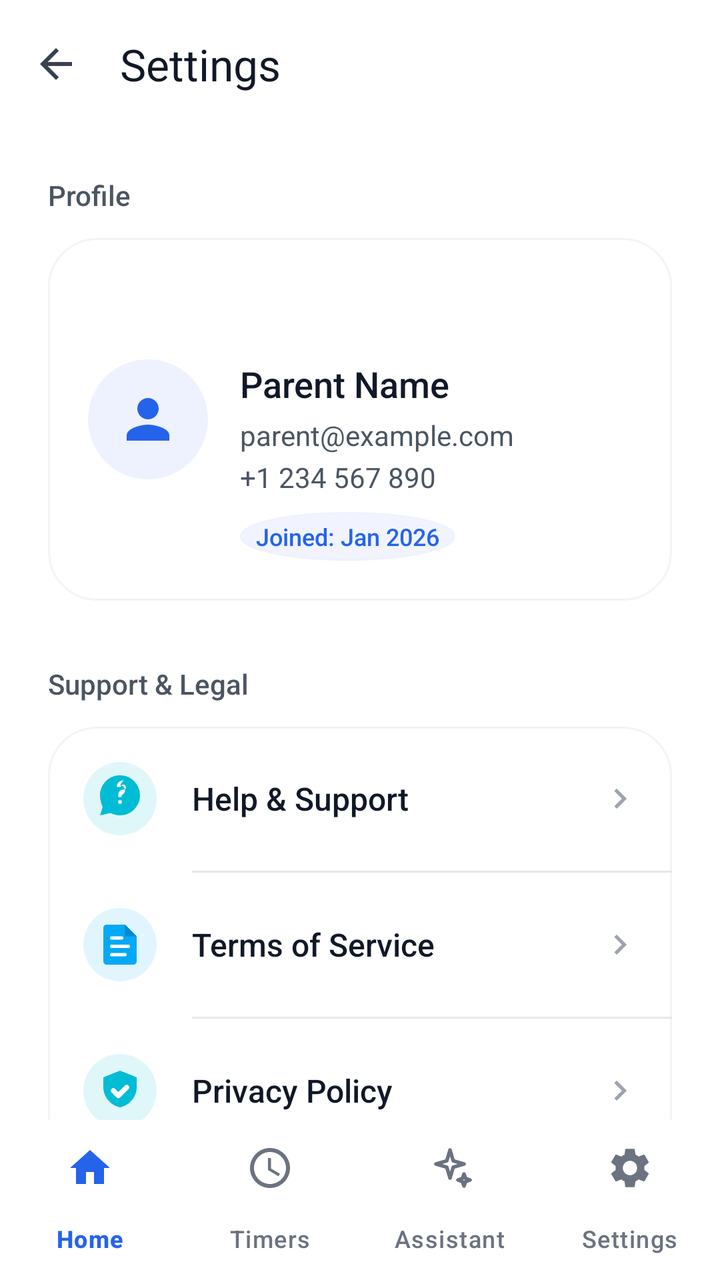
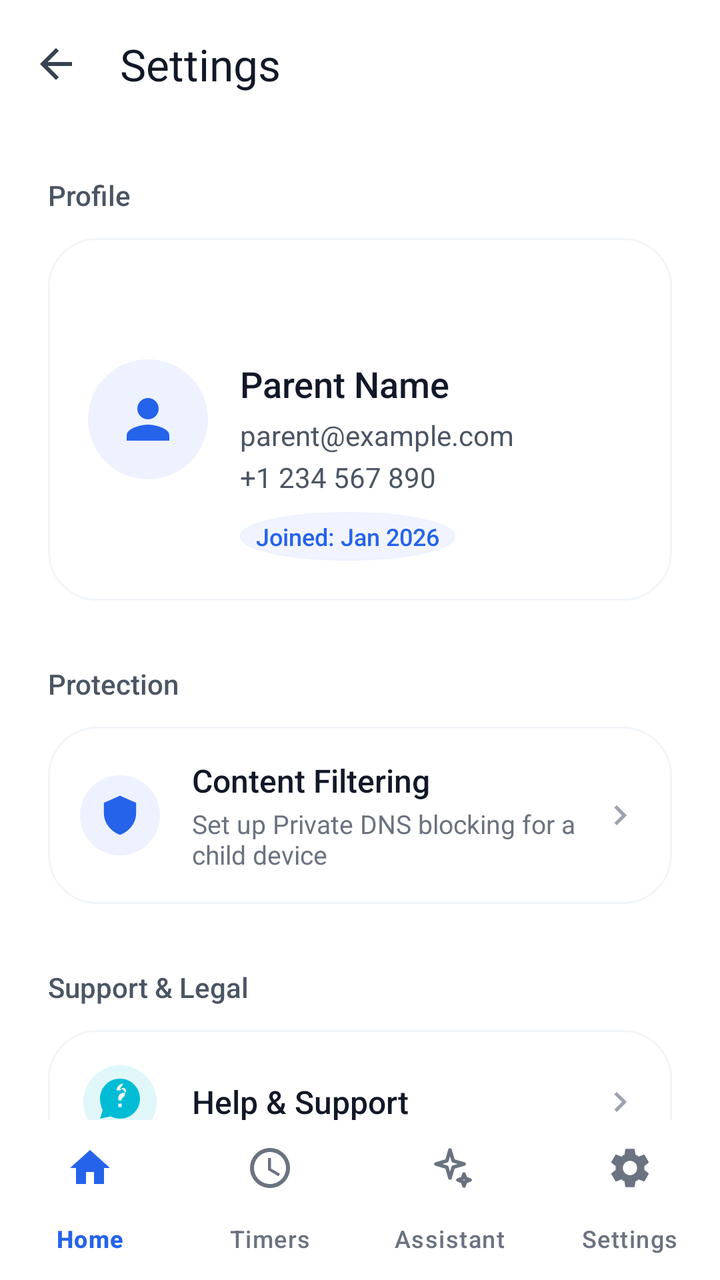

Compare the two renders of this Android layout. The source of the first and the diff that turns it into the second are given below.
<!-- AndroidManifest.xml: activity theme Theme.Master2.NoActionBar -->
<!-- res/layout/activity_parent_settings.xml -->
<?xml version="1.0" encoding="utf-8"?>
<androidx.coordinatorlayout.widget.CoordinatorLayout xmlns:android="http://schemas.android.com/apk/res/android"
    xmlns:app="http://schemas.android.com/apk/res-auto"
    xmlns:tools="http://schemas.android.com/tools"
    android:layout_width="match_parent"
    android:layout_height="match_parent"
    android:background="@android:color/white"
    android:fitsSystemWindows="true"
    tools:context=".ParentSettingsActivity">

    <com.google.android.material.appbar.AppBarLayout
        android:layout_width="match_parent"
        android:layout_height="wrap_content"
        android:background="@android:color/white"
        app:elevation="0dp">

        <androidx.appcompat.widget.Toolbar
            android:id="@+id/toolbar"
            android:layout_width="match_parent"
            android:layout_height="?attr/actionBarSize"
            android:background="@android:color/white"
            app:navigationIcon="@drawable/ic_arrow_back"
            app:title="Settings"
            app:titleTextColor="@color/neutral_900" />

    </com.google.android.material.appbar.AppBarLayout>

    <androidx.core.widget.NestedScrollView
        android:layout_width="match_parent"
        android:layout_height="match_parent"
        android:clipToPadding="false"
        android:fillViewport="true"
        android:paddingBottom="96dp"
        app:layout_behavior="@string/appbar_scrolling_view_behavior">

        <LinearLayout
            android:layout_width="match_parent"
            android:layout_height="wrap_content"
            android:orientation="vertical"
            android:padding="24dp">

            
            <TextView
                android:layout_width="wrap_content"
                android:layout_height="wrap_content"
                android:layout_marginBottom="12dp"
                android:text="Profile"
                android:textColor="@color/neutral_600"
                android:fontFamily="sans-serif-medium"
                android:textSize="14sp" />

            <androidx.constraintlayout.widget.ConstraintLayout
                android:layout_width="match_parent"
                android:layout_height="wrap_content"
                android:background="@drawable/bg_card_glass"
                android:padding="20dp"
                android:layout_marginBottom="32dp">

                <FrameLayout
                    android:id="@+id/flProfileIcon"
                    android:layout_width="60dp"
                    android:layout_height="60dp"
                    android:background="@drawable/bg_circle_primary_soft"
                    app:layout_constraintStart_toStartOf="parent"
                    app:layout_constraintTop_toTopOf="parent"
                    app:layout_constraintBottom_toBottomOf="parent">

                    <ImageView
                        android:layout_width="32dp"
                        android:layout_height="32dp"
                        android:layout_gravity="center"
                        android:src="@drawable/ic_parent"
                        app:tint="@color/primary_600"/>
                </FrameLayout>

                <TextView
                    android:id="@+id/tvParentName"
                    android:layout_width="0dp"
                    android:layout_height="wrap_content"
                    android:layout_marginStart="16dp"
                    android:text="Parent Name"
                    android:textColor="@color/neutral_900"
                    android:textSize="18sp"
                    android:fontFamily="sans-serif-medium"
                    app:layout_constraintStart_toEndOf="@id/flProfileIcon"
                    app:layout_constraintTop_toTopOf="@id/flProfileIcon"
                    app:layout_constraintEnd_toEndOf="parent" />

                <TextView
                    android:id="@+id/tvParentEmail"
                    android:layout_width="0dp"
                    android:layout_height="wrap_content"
                    android:layout_marginTop="4dp"
                    android:text="parent@example.com"
                    android:textColor="@color/neutral_600"
                    android:textSize="14sp"
                    app:layout_constraintStart_toStartOf="@id/tvParentName"
                    app:layout_constraintTop_toBottomOf="@id/tvParentName"
                    app:layout_constraintEnd_toEndOf="parent" />

                <TextView
                    android:id="@+id/tvParentPhone"
                    android:layout_width="0dp"
                    android:layout_height="wrap_content"
                    android:layout_marginTop="2dp"
                    android:text="+1 234 567 890"
                    android:textColor="@color/neutral_600"
                    android:textSize="14sp"
                    app:layout_constraintStart_toStartOf="@id/tvParentName"
                    app:layout_constraintTop_toBottomOf="@id/tvParentEmail"
                    app:layout_constraintEnd_toEndOf="parent" />

                <TextView
                    android:id="@+id/tvAccountDate"
                    android:layout_width="0dp"
                    android:layout_height="wrap_content"
                    android:layout_marginTop="8dp"
                    android:text="Joined: Jan 2026"
                    android:textColor="@color/primary_600"
                    android:background="@drawable/bg_glass_round"
                    android:backgroundTint="#EEF2FF"
                    android:paddingHorizontal="8dp"
                    android:paddingVertical="4dp"
                    android:textSize="12sp"
                    android:fontFamily="sans-serif-medium"
                    app:layout_constraintStart_toStartOf="@id/tvParentName"
                    app:layout_constraintTop_toBottomOf="@id/tvParentPhone" />

            </androidx.constraintlayout.widget.ConstraintLayout>

            

            

            
            <TextView
                android:layout_width="wrap_content"
                android:layout_height="wrap_content"
                android:layout_marginBottom="12dp"
                android:text="Support &amp; Legal"
                android:textColor="@color/neutral_600"
                android:fontFamily="sans-serif-medium"
                android:textSize="14sp" />

            <LinearLayout
                android:layout_width="match_parent"
                android:layout_height="wrap_content"
                android:orientation="vertical"
                android:background="@drawable/bg_card_glass"
                android:layout_marginBottom="32dp">

                
                <LinearLayout
                    android:id="@+id/btnHelpSupport"
                    android:layout_width="match_parent"
                    android:layout_height="wrap_content"
                    android:background="?attr/selectableItemBackground"
                    android:clickable="true"
                    android:focusable="true"
                    android:gravity="center_vertical"
                    android:orientation="horizontal"
                    android:padding="16dp">

                    <ImageView
                        android:layout_width="40dp"
                        android:layout_height="40dp"
                        android:src="@drawable/ic_help_premium" />

                    <TextView
                        android:layout_width="0dp"
                        android:layout_height="wrap_content"
                        android:layout_marginStart="16dp"
                        android:layout_weight="1"
                        android:text="Help &amp; Support"
                        android:textColor="@color/neutral_900"
                        android:fontFamily="sans-serif-medium"
                        android:textSize="16sp" />

                    <ImageView
                        android:layout_width="20dp"
                        android:layout_height="20dp"
                        android:src="@drawable/ic_chevron_right"
                        app:tint="@color/neutral_400" />
                </LinearLayout>

                <View
                    android:layout_width="match_parent"
                    android:layout_height="1dp"
                    android:background="@color/neutral_200"
                    android:layout_marginStart="72dp" />

                
                <LinearLayout
                    android:id="@+id/btnTerms"
                    android:layout_width="match_parent"
                    android:layout_height="wrap_content"
                    android:background="?attr/selectableItemBackground"
                    android:clickable="true"
                    android:focusable="true"
                    android:gravity="center_vertical"
                    android:orientation="horizontal"
                    android:padding="16dp">

                    <ImageView
                        android:layout_width="40dp"
                        android:layout_height="40dp"
                        android:src="@drawable/ic_terms_premium" />

                    <TextView
                        android:layout_width="0dp"
                        android:layout_height="wrap_content"
                        android:layout_marginStart="16dp"
                        android:layout_weight="1"
                        android:text="Terms of Service"
                        android:textColor="@color/neutral_900"
                        android:fontFamily="sans-serif-medium"
                        android:textSize="16sp" />

                    <ImageView
                        android:layout_width="20dp"
                        android:layout_height="20dp"
                        android:src="@drawable/ic_chevron_right"
                        app:tint="@color/neutral_400" />
                </LinearLayout>

                <View
                    android:layout_width="match_parent"
                    android:layout_height="1dp"
                    android:background="@color/neutral_200"
                    android:layout_marginStart="72dp" />

                
                <LinearLayout
                    android:id="@+id/btnPrivacy"
                    android:layout_width="match_parent"
                    android:layout_height="wrap_content"
                    android:background="?attr/selectableItemBackground"
                    android:clickable="true"
                    android:focusable="true"
                    android:gravity="center_vertical"
                    android:orientation="horizontal"
                    android:padding="16dp">

                    <ImageView
                        android:layout_width="40dp"
                        android:layout_height="40dp"
                        android:src="@drawable/ic_privacy_premium" />

                    <TextView
                        android:layout_width="0dp"
                        android:layout_height="wrap_content"
                        android:layout_marginStart="16dp"
                        android:layout_weight="1"
                        android:text="Privacy Policy"
                        android:textColor="@color/neutral_900"
                        android:fontFamily="sans-serif-medium"
                        android:textSize="16sp" />

                    <ImageView
                        android:layout_width="20dp"
                        android:layout_height="20dp"
                        android:src="@drawable/ic_chevron_right"
                        app:tint="@color/neutral_400" />
                </LinearLayout>

            </LinearLayout>

            
            <Button
                android:id="@+id/btnLogout"
                android:layout_width="match_parent"
                android:layout_height="56dp"
                android:text="Log Out"
                android:textColor="#EF4444"
                android:textSize="16sp"
                android:textStyle="bold"
                android:fontFamily="sans-serif-medium"
                android:textAllCaps="false"
                android:background="@drawable/bg_card_glass" 
                app:backgroundTint="@null"
                android:elevation="0dp"
                android:stateListAnimator="@null"
                />

            <TextView
                android:layout_width="wrap_content"
                android:layout_height="wrap_content"
                android:layout_marginTop="28dp"
                android:layout_marginBottom="12dp"
                android:fontFamily="sans-serif-medium"
                android:text="Danger Zone"
                android:textColor="@color/error_600"
                android:textSize="14sp" />

            <com.google.android.material.button.MaterialButton
                android:id="@+id/btnDeleteAccount"
                android:layout_width="match_parent"
                android:layout_height="56dp"
                android:fontFamily="sans-serif-medium"
                android:text="Delete Account and Data"
                android:textAllCaps="false"
                android:textColor="@color/error_600"
                android:textSize="16sp"
                app:backgroundTint="@android:color/transparent"
                app:cornerRadius="12dp"
                app:strokeColor="@color/error_600"
                app:strokeWidth="1dp" />
            
            <TextView
                android:layout_width="match_parent"
                android:layout_height="wrap_content"
                android:layout_marginTop="24dp"
                android:layout_marginBottom="32dp"
                android:gravity="center"
                android:text="Version 2.3.0"
                android:textColor="@color/neutral_400"
                android:textSize="12sp" />

        </LinearLayout>
    </androidx.core.widget.NestedScrollView>

    
    <com.google.android.material.bottomnavigation.BottomNavigationView
        android:id="@+id/bottomNavigation"
        android:layout_width="match_parent"
        android:layout_height="wrap_content"
        android:layout_gravity="bottom"
        android:background="#FFFFFF"
        android:elevation="24dp"
        app:itemIconTint="@color/selector_bottom_nav"
        app:itemTextColor="@color/selector_bottom_nav"
        app:labelVisibilityMode="labeled"
        app:menu="@menu/parent_bottom_nav_menu" />

</androidx.coordinatorlayout.widget.CoordinatorLayout>
<!-- resources referenced by this layout -->
<resources>
  <color name="error_600">@color/modern_red_600</color>
  <color name="neutral_200">@color/modern_grey_200</color>
  <color name="neutral_400">@color/modern_grey_400</color>
  <color name="neutral_600">@color/modern_grey_600</color>
  <color name="neutral_900">@color/modern_grey_900</color>
  <color name="primary_600">@color/modern_blue_600</color>
  <!-- drawable bg_card_glass (drawable) -->
  <?xml version="1.0" encoding="utf-8"?>
  <shape xmlns:android="http://schemas.android.com/apk/res/android">
      <solid android:color="#FFFFFF" />
      <corners android:radius="24dp" />
      <stroke
          android:width="1dp"
          android:color="#F1F5F9" />
  </shape>
  <!-- drawable bg_circle_primary_soft (drawable) -->
  <?xml version="1.0" encoding="utf-8"?>
  <shape xmlns:android="http://schemas.android.com/apk/res/android"
      android:shape="oval">
      <solid android:color="#EEF2FF" /> 
  </shape>
  <style name="Theme.Master2.NoActionBar" parent="Theme.Master2">
          <item name="windowActionBar">false</item>
          <item name="windowNoTitle">true</item>
          <item name="android:windowTranslucentStatus">true</item>
          <item name="android:windowDrawsSystemBarBackgrounds">true</item>
      </style>
  <color name="modern_red_600">#DC2626</color>
  <color name="modern_grey_200">#E5E7EB</color>
  <color name="modern_grey_400">#9CA3AF</color>
  <color name="modern_grey_600">#4B5563</color>
  <color name="modern_grey_900">#111827</color>
  <color name="modern_blue_600">#2563EB</color>
  <color name="modern_blue_200">#BFDBFE</color>
  <color name="neutral_700">@color/modern_grey_700</color>
  <color name="modern_grey_700">#374151</color>
  <color name="primary_700">@color/modern_blue_700</color>
  <color name="white">#FFFFFFFF</color>
  <color name="primary_100">@color/modern_blue_100</color>
  <color name="primary_900">@color/modern_blue_900</color>
  <color name="secondary_600">#8A375A</color>
  <color name="secondary_700">#732D52</color>
  <color name="secondary_100">#F3E3E8</color>
  <color name="secondary_900">#4A1C3C</color>
  <color name="surface">#FFFFFF</color>
  <color name="text_primary">@color/neutral_900</color>
  <color name="surface_variant">#F8FAFC</color>
  <color name="text_secondary">@color/neutral_600</color>
  <color name="neutral_50">@color/modern_grey_50</color>
  <color name="error_100">@color/modern_red_100</color>
  <color name="error_900">@color/modern_red_900</color>
  <color name="border_primary">#E5E7EB</color>
  <color name="border_secondary">#F3F4F6</color>
  <color name="modern_blue_700">#1D4ED8</color>
  <color name="modern_blue_100">#DBEAFE</color>
  <color name="modern_blue_900">#1E3A8A</color>
  <color name="modern_grey_50">#F9FAFB</color>
  <color name="modern_red_100">#FEE2E2</color>
  <color name="modern_red_900">#7F1D1D</color>
  <!-- drawable dialog_background (drawable) -->
  <?xml version="1.0" encoding="utf-8"?>
  <shape xmlns:android="http://schemas.android.com/apk/res/android"
      android:shape="rectangle">
      <solid android:color="@color/surface" />
      <corners android:radius="20dp" />
  </shape>
  <!-- unchanged entries left out for length: 9 -->
</resources>

<!-- the commit's change to res/layout/activity_parent_settings.xml (unified diff, before → after) -->
@@ -131,6 +131,78 @@
             
 
             
+
+            <TextView
+                android:layout_width="wrap_content"
+                android:layout_height="wrap_content"
+                android:layout_marginBottom="12dp"
+                android:text="Protection"
+                android:textColor="@color/neutral_600"
+                android:fontFamily="sans-serif-medium"
+                android:textSize="14sp" />
+
+            <LinearLayout
+                android:layout_width="match_parent"
+                android:layout_height="wrap_content"
+                android:orientation="vertical"
+                android:background="@drawable/bg_card_glass"
+                android:layout_marginBottom="32dp">
+
+                <LinearLayout
+                    android:id="@+id/btnContentFiltering"
+                    android:layout_width="match_parent"
+                    android:layout_height="wrap_content"
+                    android:background="?attr/selectableItemBackground"
+                    android:clickable="true"
+                    android:focusable="true"
+                    android:gravity="center_vertical"
+                    android:orientation="horizontal"
+                    android:padding="16dp">
+
+                    <FrameLayout
+                        android:layout_width="40dp"
+                        android:layout_height="40dp"
+                        android:background="@drawable/bg_circle_primary_soft">
+
+                        <ImageView
+                            android:layout_width="22dp"
+                            android:layout_height="22dp"
+                            android:layout_gravity="center"
+                            android:src="@drawable/ic_shield"
+                            app:tint="@color/primary_600" />
+                    </FrameLayout>
+
+                    <LinearLayout
+                        android:layout_width="0dp"
+                        android:layout_height="wrap_content"
+                        android:layout_marginStart="16dp"
+                        android:layout_weight="1"
+                        android:orientation="vertical">
+
+                        <TextView
+                            android:layout_width="match_parent"
+                            android:layout_height="wrap_content"
+                            android:text="Content Filtering"
+                            android:textColor="@color/neutral_900"
+                            android:fontFamily="sans-serif-medium"
+                            android:textSize="16sp" />
+
+                        <TextView
+                            android:layout_width="match_parent"
+                            android:layout_height="wrap_content"
+                            android:layout_marginTop="2dp"
+                            android:text="Set up Private DNS blocking for a child device"
+                            android:textColor="@color/neutral_500"
+                            android:textSize="13sp" />
+                    </LinearLayout>
+
+                    <ImageView
+                        android:layout_width="20dp"
+                        android:layout_height="20dp"
+                        android:src="@drawable/ic_chevron_right"
+                        app:tint="@color/neutral_400" />
+                </LinearLayout>
+            </LinearLayout>
 
             
             <TextView
<!-- resource entries referenced after the edit -->
@@ -3,6 +3,7 @@
   <color name="error_600">@color/modern_red_600</color>
   <color name="neutral_200">@color/modern_grey_200</color>
   <color name="neutral_400">@color/modern_grey_400</color>
+  <color name="neutral_500">@color/modern_grey_500</color>
   <color name="neutral_600">@color/modern_grey_600</color>
   <color name="neutral_900">@color/modern_grey_900</color>
   <color name="primary_600">@color/modern_blue_600</color>
@@ -21,6 +22,26 @@
       android:shape="oval">
       <solid android:color="#EEF2FF" /> 
   </shape>
+  <!-- drawable ic_shield (drawable) -->
+  <?xml version="1.0" encoding="utf-8"?>
+  <vector xmlns:android="http://schemas.android.com/apk/res/android"
+      android:width="24dp"
+      android:height="24dp"
+      android:viewportWidth="24"
+      android:viewportHeight="24">
+  
+      <path
+          android:fillColor="#0A66FF"
+          android:pathData="M12,1.25L20.8,5.15V10.7C20.8,16.1 17.25,20.55 12,22.65C6.75,20.55 3.2,16.1 3.2,10.7V5.15L12,1.25Z" />
+  
+      <path
+          android:fillColor="#FFFFFF"
+          android:pathData="M5.25,6.4L12,3.42V11.62H5.25Z" />
+  
+      <path
+          android:fillColor="#FFFFFF"
+          android:pathData="M12,11.62H18.85C18.25,15.75 15.85,18.85 12,20.42Z" />
+  </vector>
   <style name="Theme.Master2.NoActionBar" parent="Theme.Master2">
           <item name="windowActionBar">false</item>
           <item name="windowNoTitle">true</item>
@@ -30,6 +51,7 @@
   <color name="modern_red_600">#DC2626</color>
   <color name="modern_grey_200">#E5E7EB</color>
   <color name="modern_grey_400">#9CA3AF</color>
+  <color name="modern_grey_500">#6B7280</color>
   <color name="modern_grey_600">#4B5563</color>
   <color name="modern_grey_900">#111827</color>
   <color name="modern_blue_600">#2563EB</color>
